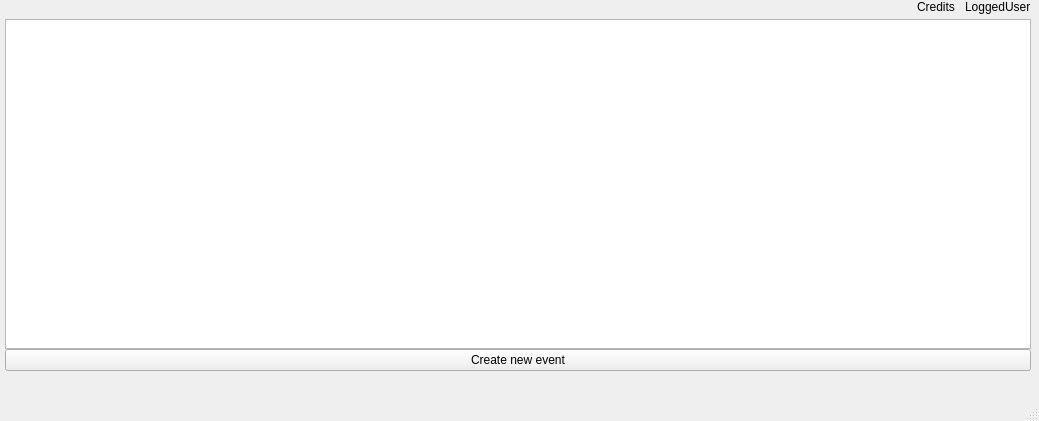
Above: mainwindow.ui from Anuon/TicketTrader before the change. Below: the same form after it.
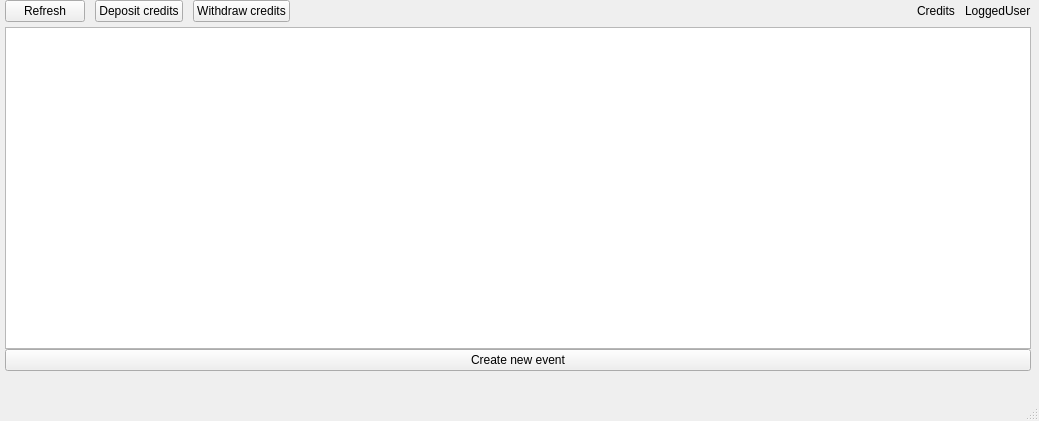
That is the form after the change.

What changed in the file:
```diff
--- a/mainwindow.ui
+++ b/mainwindow.ui
@@ -41,6 +41,27 @@
        <property name="bottomMargin">
         <number>5</number>
        </property>
+       <item>
+        <widget class="QPushButton" name="refreshButton">
+         <property name="text">
+          <string>Refresh</string>
+         </property>
+        </widget>
+       </item>
+       <item>
+        <widget class="QPushButton" name="depositButton">
+         <property name="text">
+          <string>Deposit credits</string>
+         </property>
+        </widget>
+       </item>
+       <item>
+        <widget class="QPushButton" name="withdrawButton">
+         <property name="text">
+          <string>Withdraw credits</string>
+         </property>
+        </widget>
+       </item>
        <item>
         <spacer name="horizontalSpacer">
          <property name="orientation">
```
